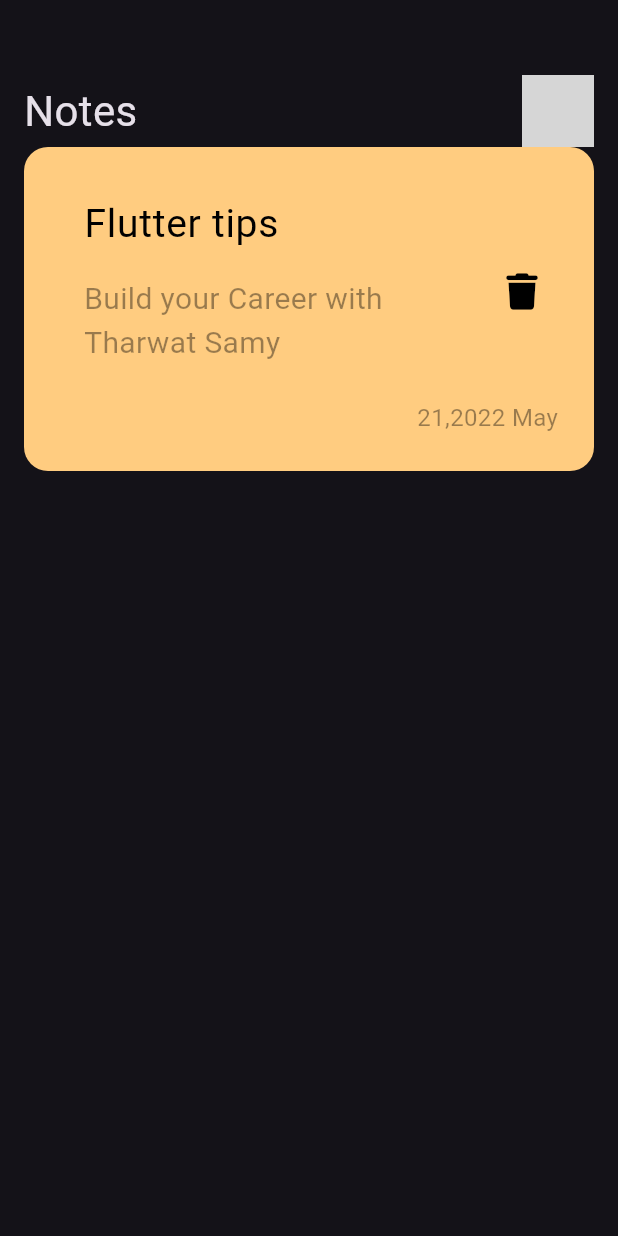
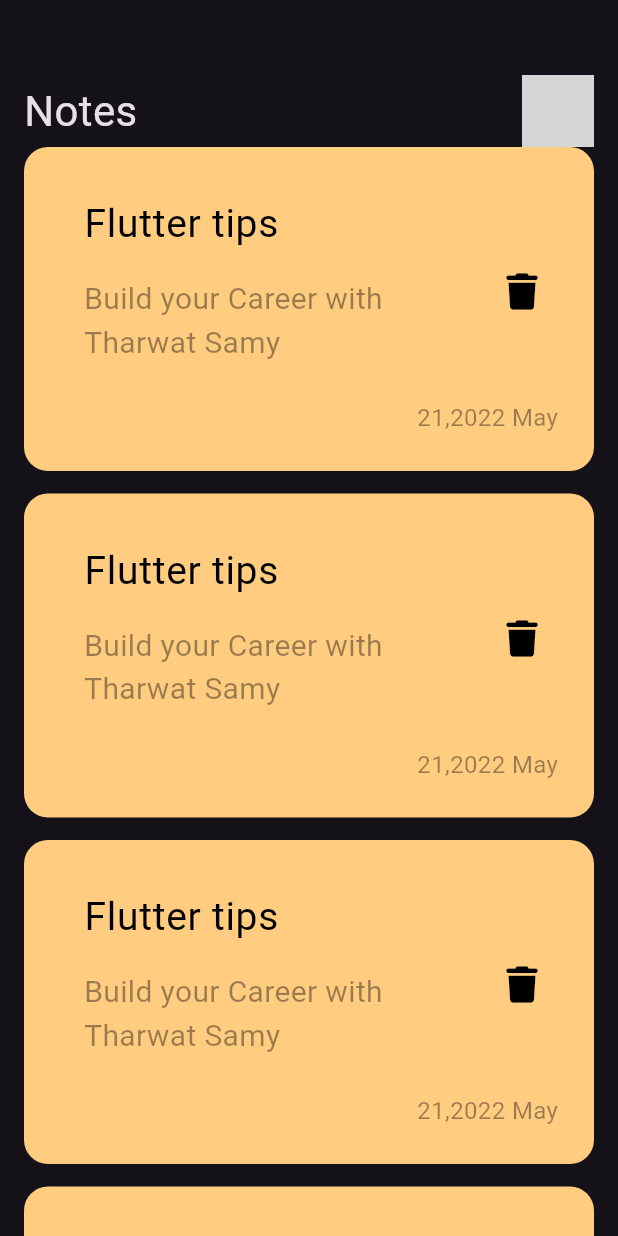
Before and after one commit to Ahmedmansor/notes_app_with_hive, a Flutter app: the screen it shows after launch, on a phone screen of 412 x 824 dp. Run offline on Flutter 3.47's test engine with Material 3 defaults, Android fonts, the light colour scheme and no system bars; our stand-ins replace font_awesome_flutter; Roboto replaces fonts that are missing (Poppins); grey boxes are pictures that could not be loaded.

Commit message:
Refactor NoteItem and add NotesListView widget
The NoteItem widget has been refactored to use const constructors and the NotesListView widget has been added to display a list of notes. The NotesListView widget uses a ListView.separated widget to display a list of NoteItems with separators between them.

```diff
--- a/lib/views/widgets/note_item.dart
+++ b/lib/views/widgets/note_item.dart
@@ -7,7 +7,7 @@
   @override
   Widget build(BuildContext context) {
     return Container(
-      padding: EdgeInsets.only(
+      padding: const EdgeInsets.only(
         top: 24,
         bottom: 24,
         left: 24,
@@ -19,9 +19,9 @@
         crossAxisAlignment: CrossAxisAlignment.end,
         children: [
           ListTile(
-            title: Padding(
-              padding: const EdgeInsets.only(bottom: 16),
-              child: const Text(
+            title: const Padding(
+              padding: EdgeInsets.only(bottom: 16),
+              child: Text(
                 'Flutter tips ',
                 style: TextStyle(color: Colors.black, fontSize: 26),
               ),
@@ -36,7 +36,7 @@
             ),
             trailing: IconButton(
                 onPressed: () {},
-                icon: Icon(
+                icon: const Icon(
                   FontAwesomeIcons.trash,
                   color: Colors.black,
                   size: 24,
--- /dev/null
+++ b/lib/views/widgets/notes_list_view.dart
@@ -0,0 +1,21 @@
+import 'package:flutter/material.dart';
+import 'package:notes_app_with_hive/views/widgets/note_item.dart';
+
+class NotesListView extends StatelessWidget {
+  const NotesListView({super.key});
+
+  @override
+  Widget build(BuildContext context) {
+    return ListView.separated(
+      separatorBuilder: (context, index) {
+        return const SizedBox(
+          height: 15,
+        );
+      },
+      itemCount: 10,
+      itemBuilder: (context, index) {
+        return const NoteItem();
+      },
+    );
+  }
+}
--- a/lib/views/widgets/notes_view_body.dart
+++ b/lib/views/widgets/notes_view_body.dart
@@ -1,5 +1,6 @@
 import 'package:flutter/material.dart';
 import 'package:notes_app_with_hive/views/widgets/custom_app_bar.dart';
+import 'package:notes_app_with_hive/views/widgets/notes_list_view.dart';
 
 import 'note_item.dart';
 
@@ -16,7 +17,9 @@
             height: 50,
           ),
           CustomAppBar(),
-          NoteItem()
+          Expanded(
+            child: NotesListView(),
+          ),
         ],
       ),
     );
```
